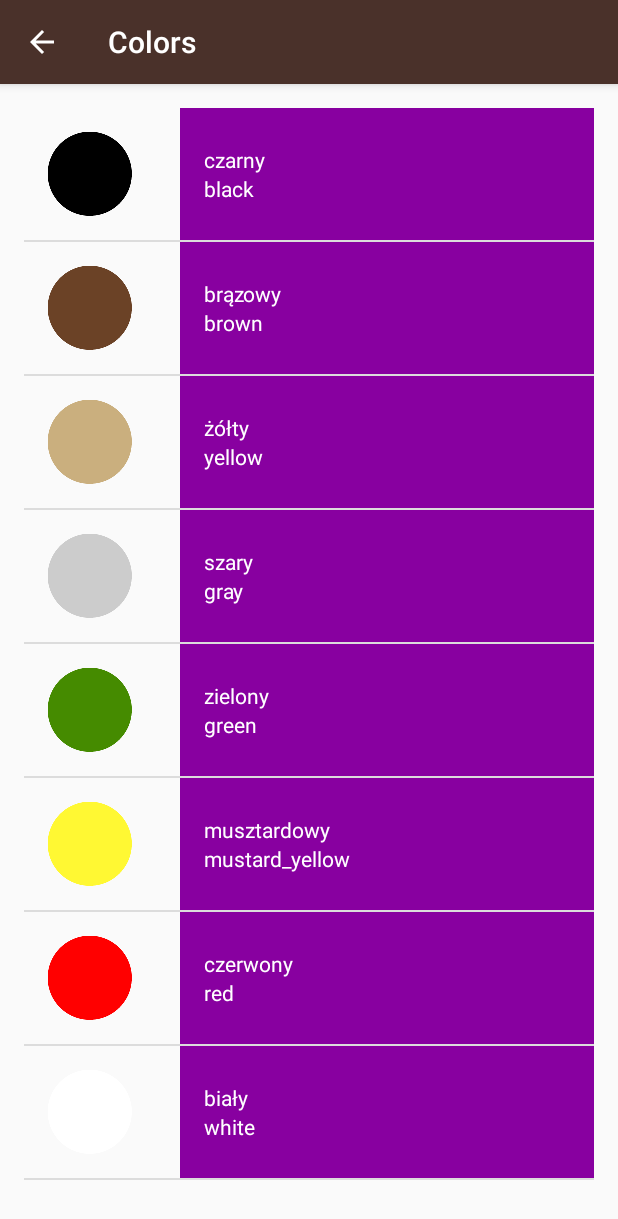
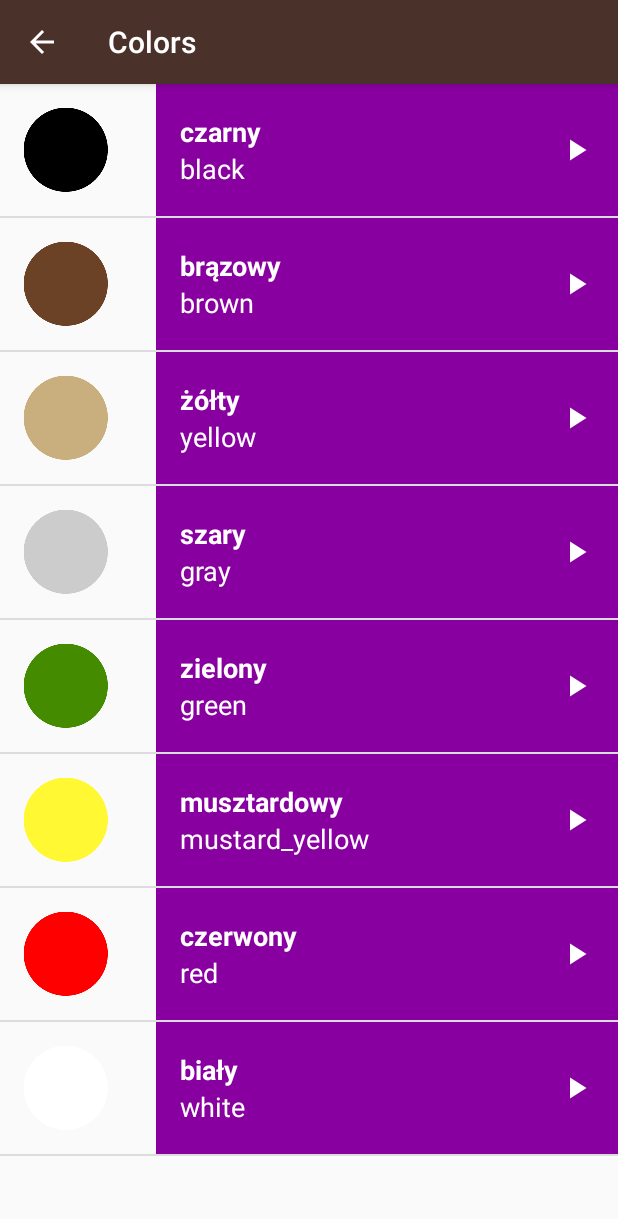
Before and after one commit to garrod/Miwok, an Android app: the ColorsActivity screen opened directly, with no data from a screen before it, on a phone screen of 412 x 824 dp. Shown: the top 1219 px of the screen. Run offline under Robolectric (Android 15) with nearby library versions, the phone set to English and light mode, and no system bars.

Commit message:
play sound icon

```diff
--- a/app/src/main/res/layout/activity_main.xml
+++ b/app/src/main/res/layout/activity_main.xml
@@ -25,7 +25,8 @@
     <TextView
         android:id="@+id/numbers"
         style="@style/CategoryStyle"
-        android:background="@color/category_numbers"
+        android:background="?android:attr/selectableItemBackground"
+        android:textColor="@android:color/black"
         android:text="@string/category_numbers" />
 
     <TextView
--- a/app/src/main/res/layout/list_layout.xml
+++ b/app/src/main/res/layout/list_layout.xml
@@ -1,5 +1,6 @@
 <?xml version="1.0" encoding="utf-8"?>
-<LinearLayout xmlns:android="http://schemas.android.com/apk/res/android"
+<RelativeLayout xmlns:android="http://schemas.android.com/apk/res/android"
+    xmlns:tools="http://schemas.android.com/tools"
     android:orientation="horizontal"
     android:layout_width="match_parent"
     android:layout_height="match_parent">
@@ -11,31 +12,46 @@
         android:id="@+id/image"/>
 
     <LinearLayout
+        android:id="@+id/text_container"
         android:layout_width="match_parent"
-        android:layout_height="match_parent"
+        android:layout_height="@dimen/list_item_height"
+        android:layout_alignParentBottom="true"
+        android:layout_alignParentRight="true"
+        android:layout_alignParentTop="true"
+        android:layout_toRightOf="@id/image"
         android:orientation="vertical"
-        android:gravity="center_vertical"
-        android:paddingLeft="16dp"
-        android:id="@+id/text_container">
+        android:paddingLeft="16dp">
 
         <TextView
+            android:id="@+id/word_one"
             android:layout_width="match_parent"
-            android:layout_height="wrap_content"
-            android:textColor="@color/list_font_color"
-            android:id="@+id/word_one"/>
+            android:layout_height="0dp"
+            android:layout_weight="1"
+            android:gravity="bottom"
+            android:textAppearance="?android:textAppearanceMedium"
+            android:textColor="@android:color/white"
+            android:textStyle="bold"
+            tools:text="lutti" />
 
         <TextView
+            android:id="@+id/word_two"
             android:layout_width="match_parent"
-            android:layout_height="wrap_content"
-            android:textColor="@color/list_font_color"
-            android:id="@+id/word_two"/>
-
-        <!--<TextView-->
-            <!--android:layout_width="match_parent"-->
-            <!--android:layout_height="wrap_content"-->
-            <!--android:textColor="@color/list_font_color"-->
-            <!--android:id="@+id/word_three"/>-->
+            android:layout_height="0dp"
+            android:layout_weight="1"
+            android:gravity="top"
+            android:textAppearance="?android:textAppearanceMedium"
+            android:textColor="@android:color/white"
+            tools:text="one" />
 
     </LinearLayout>
 
-</LinearLayout>
+    <ImageView
+        android:layout_width="24dp"
+        android:layout_height="24dp"
+        android:layout_alignParentRight="true"
+        android:layout_centerVertical="true"
+        android:layout_marginRight="16dp"
+        android:src="@drawable/ic_play_arrow_white_24dp"/>
+
+
+</RelativeLayout>
--- a/app/src/main/res/layout/word_list.xml
+++ b/app/src/main/res/layout/word_list.xml
@@ -4,10 +4,6 @@
     android:id="@+id/list"
     android:layout_width="match_parent"
     android:layout_height="match_parent"
-    android:paddingBottom="@dimen/activity_vertical_margin"
-    android:paddingLeft="@dimen/activity_horizontal_margin"
-    android:paddingRight="@dimen/activity_horizontal_margin"
-    android:paddingTop="@dimen/activity_vertical_margin"
     android:orientation="vertical"
     tools:context="com.example.android.miwok.NumbersActivity">
 
```
Also changed, not shown: app/src/main/res/drawable-hdpi/ic_play_arrow_white_24dp.png (added), app/src/main/res/drawable-mdpi/ic_play_arrow_white_24dp.png (added), app/src/main/res/drawable-xhdpi/ic_play_arrow_white_24dp.png (added), app/src/main/res/drawable-xxhdpi/ic_play_arrow_white_24dp.png (added), app/src/main/res/drawable-xxxhdpi/ic_play_arrow_white_24dp.png (added).
